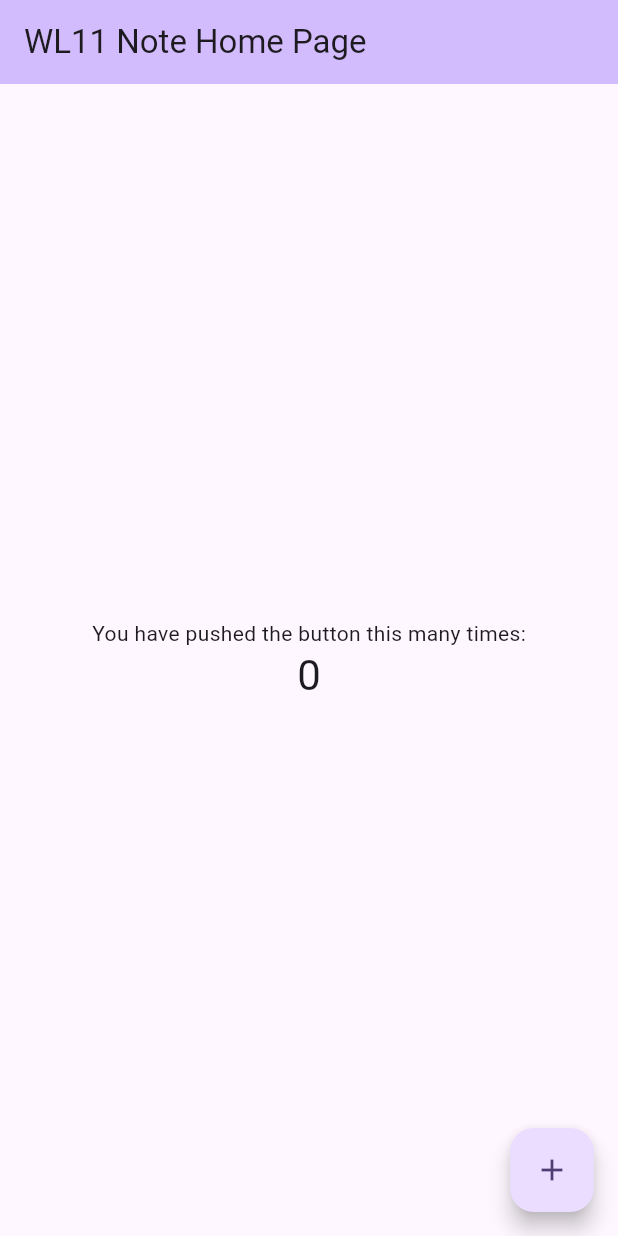
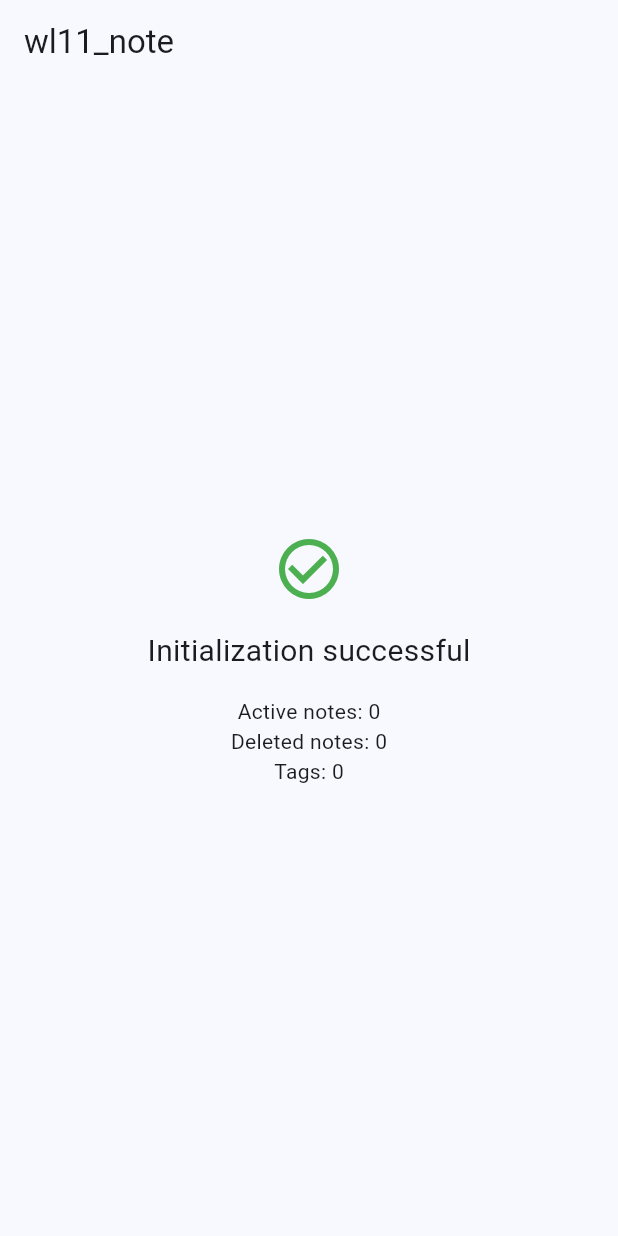
Before and after one commit to withlet11/wl11_note, a Flutter app: the screen it shows after launch, on a phone screen of 412 x 824 dp. Run offline on Flutter 3.47's test engine with Material 3 defaults, Android fonts, the phone set to English and light mode, and no system bars; our stand-ins replace sqflite, sqflite_common_ffi; accounts and stored records are empty.

Commit message:
Add application initialization and persistence tests

```diff
--- a/lib/main.dart
+++ b/lib/main.dart
@@ -1,124 +1,113 @@
 // Copyright 2026 WITHLET11 <withlet11@gmail.com>
 // SPDX-License-Identifier: MIT
 
+import 'dart:async';
+
 import 'package:flutter/material.dart';
+import 'package:provider/provider.dart';
+
+import 'providers/notes_provider.dart';
 
 void main() {
-  runApp(const MyApp());
+  WidgetsFlutterBinding.ensureInitialized();
+
+  runApp(
+    ChangeNotifierProvider(
+      create: (_) {
+        final provider = NotesProvider();
+
+        // Initialize the database and load the initial data.
+        // Errors are retained by NotesProvider for the UI to display.
+        unawaited(provider.initialize().catchError((Object error) {}));
+
+        return provider;
+      },
+      child: const Wl11NoteApp(),
+    ),
+  );
 }
 
-class MyApp extends StatelessWidget {
-  const MyApp({super.key});
+class Wl11NoteApp extends StatelessWidget {
+  const Wl11NoteApp({super.key});
 
-  // This widget is the root of your application.
   @override
   Widget build(BuildContext context) {
     return MaterialApp(
-      title: 'WL11 Note',
+      title: 'wl11_note',
       theme: ThemeData(
-        // This is the theme of your application.
-        //
-        // TRY THIS: Try running your application with "flutter run". You'll see
-        // the application has a purple toolbar. Then, without quitting the app,
-        // try changing the seedColor in the colorScheme below to Colors.green
-        // and then invoke "hot reload" (save your changes or press the "hot
-        // reload" button in a Flutter-supported IDE, or press "r" if you used
-        // the command line to start the app).
-        //
-        // Notice that the counter didn't reset back to zero; the application
-        // state is not lost during the reload. To reset the state, use hot
-        // restart instead.
-        //
-        // This works for code too, not just values: Most code changes can be
-        // tested with just a hot reload.
-        colorScheme: .fromSeed(seedColor: Colors.deepPurple),
+        colorScheme: ColorScheme.fromSeed(seedColor: Colors.blue),
+        useMaterial3: true,
       ),
-      home: const MyHomePage(title: 'WL11 Note Home Page'),
+      home: const InitializationScreen(),
     );
   }
 }
 
-class MyHomePage extends StatefulWidget {
-  const MyHomePage({super.key, required this.title});
-
-  // This widget is the home page of your application. It is stateful, meaning
-  // that it has a State object (defined below) that contains fields that affect
-  // how it looks.
-
-  // This class is the configuration for the state. It holds the values (in this
-  // case the title) provided by the parent (in this case the App widget) and
-  // used by the build method of the State. Fields in a Widget subclass are
-  // always marked "final".
-
-  final String title;
-
-  @override
-  State<MyHomePage> createState() => _MyHomePageState();
-}
-
-class _MyHomePageState extends State<MyHomePage> {
-  int _counter = 0;
-
-  void _incrementCounter() {
-    setState(() {
-      // This call to setState tells the Flutter framework that something has
-      // changed in this State, which causes it to rerun the build method below
-      // so that the display can reflect the updated values. If we changed
-      // _counter without calling setState(), then the build method would not be
-      // called again, and so nothing would appear to happen.
-      _counter++;
-    });
-  }
+class InitializationScreen extends StatelessWidget {
+  const InitializationScreen({super.key});
 
   @override
   Widget build(BuildContext context) {
-    // This method is rerun every time setState is called, for instance as done
-    // by the _incrementCounter method above.
-    //
-    // The Flutter framework has been optimized to make rerunning build methods
-    // fast, so that you can just rebuild anything that needs updating rather
-    // than having to individually change instances of widgets.
     return Scaffold(
-      appBar: AppBar(
-        // TRY THIS: Try changing the color here to a specific color (to
-        // Colors.amber, perhaps?) and trigger a hot reload to see the AppBar
-        // change color while the other colors stay the same.
-        backgroundColor: Theme.of(context).colorScheme.inversePrimary,
-        // Here we take the value from the MyHomePage object that was created by
-        // the App.build method, and use it to set our appbar title.
-        title: Text(widget.title),
-      ),
-      body: Center(
-        // Center is a layout widget. It takes a single child and positions it
-        // in the middle of the parent.
-        child: Column(
-          // Column is also a layout widget. It takes a list of children and
-          // arranges them vertically. By default, it sizes itself to fit its
-          // children horizontally, and tries to be as tall as its parent.
-          //
-          // Column has various properties to control how it sizes itself and
-          // how it positions its children. Here we use mainAxisAlignment to
-          // center the children vertically; the main axis here is the vertical
-          // axis because Columns are vertical (the cross axis would be
-          // horizontal).
-          //
-          // TRY THIS: Invoke "debug painting" (choose the "Toggle Debug Paint"
-          // action in the IDE, or press "p" in the console), to see the
-          // wireframe for each widget.
-          mainAxisAlignment: .center,
-          children: [
-            const Text('You have pushed the button this many times:'),
-            Text(
-              '$_counter',
-              style: Theme.of(context).textTheme.headlineMedium,
+      appBar: AppBar(title: const Text('wl11_note')),
+      body: Consumer<NotesProvider>(
+        builder: (context, provider, child) {
+          if (provider.isLoading) {
+            return const Center(child: CircularProgressIndicator());
+          }
+
+          if (provider.hasError) {
+            return Center(
+              child: Padding(
+                padding: const EdgeInsets.all(24),
+                child: Column(
+                  mainAxisSize: MainAxisSize.min,
+                  children: [
+                    const Icon(Icons.error_outline, size: 48),
+                    const SizedBox(height: 16),
+                    const Text('Initialization failed'),
+                    const SizedBox(height: 8),
+                    Text(
+                      provider.error.toString(),
+                      textAlign: TextAlign.center,
+                    ),
+                    const SizedBox(height: 16),
+                    FilledButton(
+                      onPressed: () {
+                        unawaited(
+                          provider.initialize().catchError((Object error) {}),
+                        );
+                      },
+                      child: const Text('Retry'),
+                    ),
+                  ],
+                ),
+              ),
+            );
+          }
+
+          return Center(
+            child: Column(
+              mainAxisSize: MainAxisSize.min,
+              children: [
+                const Icon(
+                  Icons.check_circle_outline,
+                  size: 48,
+                  color: Colors.green,
+                ),
+                const SizedBox(height: 16),
+                const Text(
+                  'Initialization successful',
+                  style: TextStyle(fontSize: 20),
+                ),
+                const SizedBox(height: 16),
+                Text('Active notes: ${provider.activeNotes.length}'),
+                Text('Deleted notes: ${provider.deletedNotes.length}'),
+                Text('Tags: ${provider.tags.length}'),
+              ],
             ),
-          ],
-        ),
-      ),
-      floatingActionButton: FloatingActionButton(
-        onPressed: _incrementCounter,
-        tooltip: 'Increment',
-        child: const Icon(Icons.add),
+          );
+        },
       ),
     );
   }
```
Also changed, not shown: lib/database/app_database.dart (+15 -6 lines), 3 other files.
